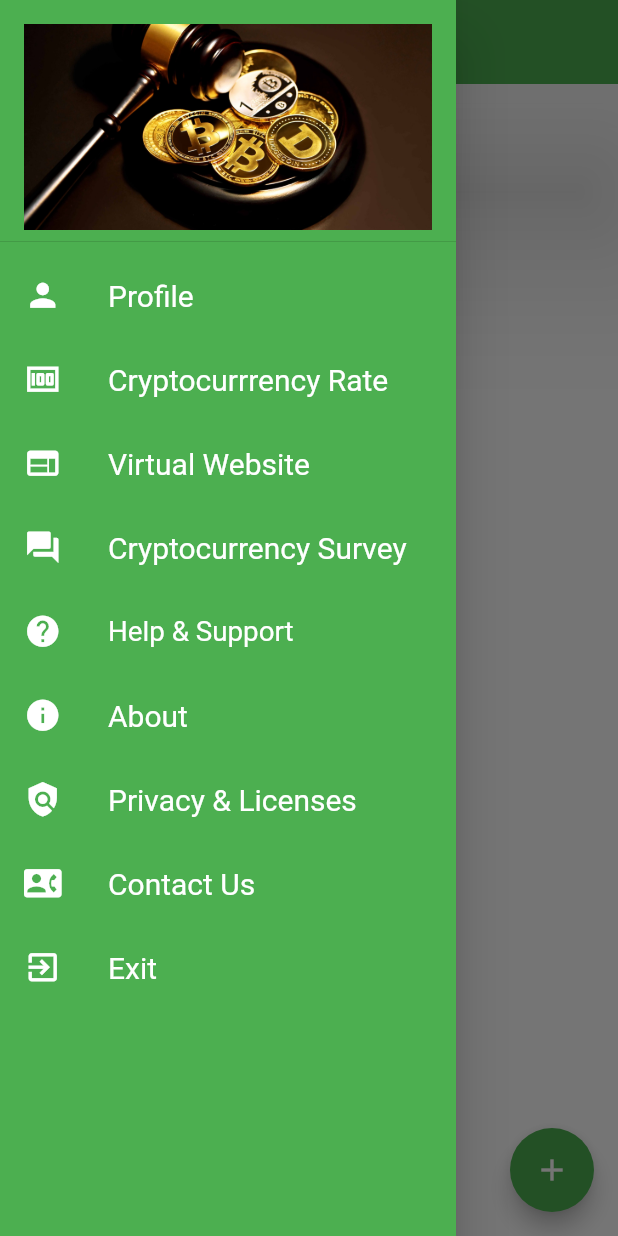
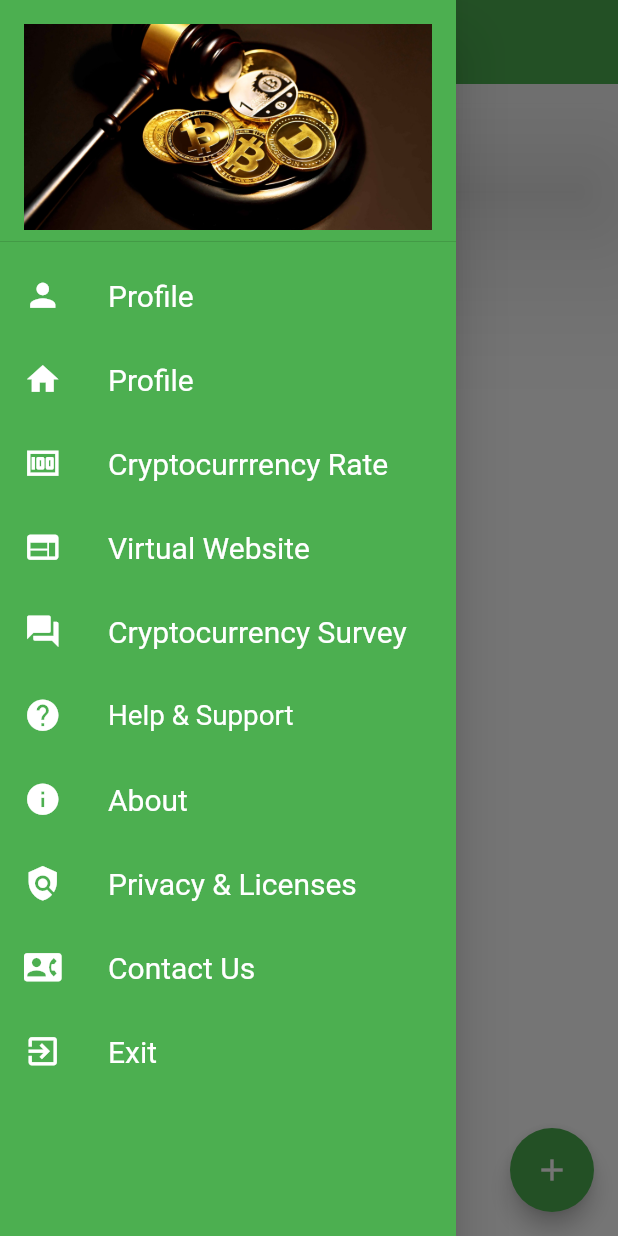
Before and after one commit to JJILU/cryptoapplication, a Flutter app: the HomePage screen opened directly, with the side drawer open, on a phone screen of 412 x 824 dp. Run offline on Flutter 3.47's test engine with Material 2 defaults, Android fonts, the phone set to English and light mode, and no system bars; our stand-ins replace cloud_firestore, firebase_auth, firebase_core, image_picker; missing offline and left inert: cloud_firestore_web, firebase_auth_web, firebase_core_web, link_text; accounts and stored records are empty.

Commit message:
application completed 99.9%

```diff
--- a/lib/page3/home_page.dart
+++ b/lib/page3/home_page.dart
@@ -189,6 +189,32 @@ class DrawerCode extends StatelessWidget {
                 context,
                 MaterialPageRoute(
                   builder: (context) => ProfilePage(),
+                ),
+              );
+            },
+          ),
+
+          //Home PAGE
+          ListTile(
+            leading: Icon(
+              Icons.home,
+              size: 25,
+              color: Colors.white,
+            ),
+            title: Text(
+              "Profile",
+              style: TextStyle(
+                fontWeight: FontWeight.normal,
+                fontSize: 20.0,
+                color: Colors.white,
+              ),
+            ),
+            onTap: () {
+              Navigator.pop(context);
+              Navigator.push(
+                context,
+                MaterialPageRoute(
+                  builder: (context) => HomePage(),
                 ),
               );
             },
--- a/lib/page4/logout.dart
+++ b/lib/page4/logout.dart
@@ -2,6 +2,7 @@ import 'package:firebase_auth/firebase_auth.dart';
 import 'package:flutter/material.dart';
 
 import '../page3/home_page.dart';
+import '../page3/verify_user.dart';
 
 void main() {
   runApp(LogoutPage());
@@ -18,7 +19,7 @@ class _LogoutPageState extends State<LogoutPage> {
   signOut() async {
     await auth.signOut();
     Navigator.pushReplacement(
-        context, MaterialPageRoute(builder: (context) => HomePage()));
+        context, MaterialPageRoute(builder: (context) => Useridentity()));
   }
 
   @override
--- a/lib/page4/privacypolicylincese.dart
+++ b/lib/page4/privacypolicylincese.dart
@@ -85,6 +85,7 @@ to customize your experience by allowing advertising to be targeted to the users
         ),
         body: Center(
           child: ElevatedButton(
+
             style: ElevatedButton.styleFrom(
               primary: Colors.green,
             ),
--- a/lib/page4/profile.dart
+++ b/lib/page4/profile.dart
@@ -50,6 +50,8 @@ class _ProfilePageState extends State<ProfilePage> {
     });
   }
 
+
+//Reset Password
   bool showPassword = false;
 
   _showLoadingDialog(bool show, BuildContext context) {
```
Also changed, not shown: lib/page3/verify_user.dart (+25 -4 lines), lib/page4/website.dart (+11 -8 lines).
